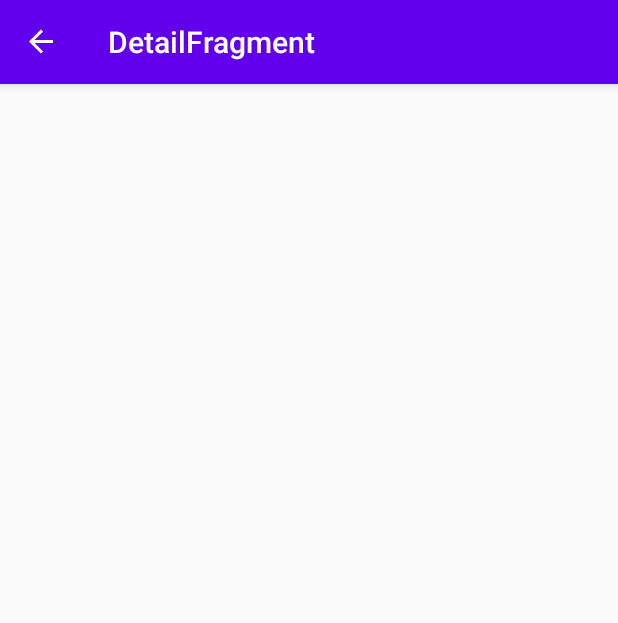
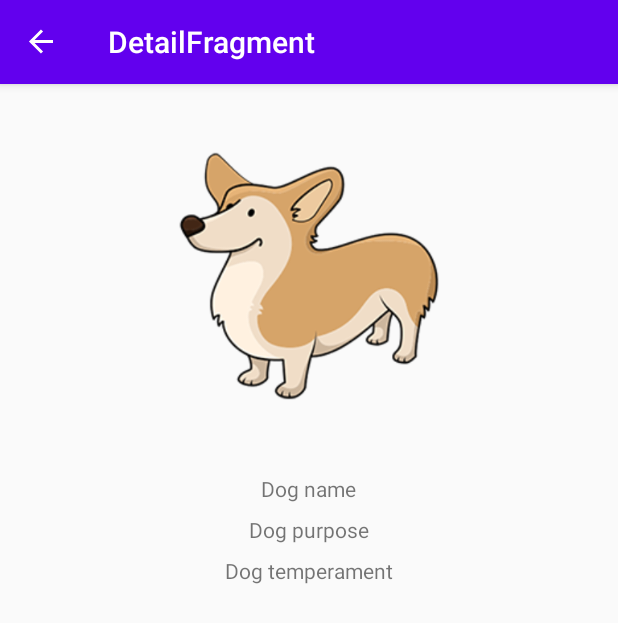
Before and after one commit to Abiri99/Android-Jetpack-Sample, an Android app: the DetailFragment screen opened through its navigation route, on a phone screen of 412 x 824 dp. Shown: the top 623 px of the screen. Run offline under Robolectric (Android 15) with nearby library versions, the phone set to English and light mode, and no system bars; our stand-ins replace data binding, navigation-ui.

Commit message:
added detail fragment layout

```diff
--- a/app/src/main/res/layout/fragment_detail.xml
+++ b/app/src/main/res/layout/fragment_detail.xml
@@ -2,10 +2,59 @@
 <layout xmlns:android="http://schemas.android.com/apk/res/android"
     xmlns:app="http://schemas.android.com/apk/res-auto"
     xmlns:tools="http://schemas.android.com/tools">
-    <androidx.constraintlayout.widget.ConstraintLayout
+    <RelativeLayout
         android:layout_width="match_parent"
         android:layout_height="match_parent"
         tools:context=".view.DetailFragment">
 
-    </androidx.constraintlayout.widget.ConstraintLayout>
+        <ImageView
+            android:id="@+id/dog_iv"
+            android:layout_width="match_parent"
+            android:layout_height="wrap_content"
+            android:layout_alignParentTop="true"
+            android:src="@drawable/dog"
+            android:scaleType="fitCenter"
+            android:minHeight="200dp"/>
+
+        <TextView
+            android:id="@+id/dogName_tv"
+            android:layout_width="wrap_content"
+            android:layout_height="wrap_content"
+            android:layout_below="@id/dog_iv"
+            android:text="Dog name"
+            style="@style/Text"
+            android:layout_centerHorizontal="true"
+            android:layout_margin="4dp"/>
+
+        <TextView
+            android:id="@+id/dogPurpose_tv"
+            android:layout_width="wrap_content"
+            android:layout_height="wrap_content"
+            android:layout_below="@id/dogName_tv"
+            android:text="Dog purpose"
+            style="@style/Text"
+            android:layout_centerHorizontal="true"
+            android:layout_margin="4dp"/>
+
+        <TextView
+            android:id="@+id/dogTemperament_tv"
+            android:layout_width="wrap_content"
+            android:layout_height="wrap_content"
+            android:layout_below="@id/dogPurpose_tv"
+            android:text="Dog temperament"
+            style="@style/Text"
+            android:layout_centerHorizontal="true"
+            android:layout_margin="4dp"/>
+
+        <TextView
+            android:id="@+id/dogLifespan_tv"
+            android:layout_width="wrap_content"
+            android:layout_height="wrap_content"
+            android:layout_below="@id/dogLifespan_tv"
+            android:text="Dog lifespan"
+            style="@style/Text"
+            android:layout_centerHorizontal="true"
+            android:layout_margin="4dp"/>
+
+    </RelativeLayout>
 </layout>
--- a/app/src/main/res/layout/item_dog.xml
+++ b/app/src/main/res/layout/item_dog.xml
@@ -11,6 +11,7 @@
             android:layout_width="0dp"
             android:layout_height="match_parent"
             android:layout_weight="2"
+            android:src="@drawable/dog"
             android:padding="4dp"/>
 
         <LinearLayout
@@ -32,6 +33,7 @@
                 android:id="@+id/lifespan_tv"
                 android:layout_width="wrap_content"
                 android:layout_height="wrap_content"
+                android:text="Lifespan"
                 style="@style/Text"/>
 
         </LinearLayout>
```
